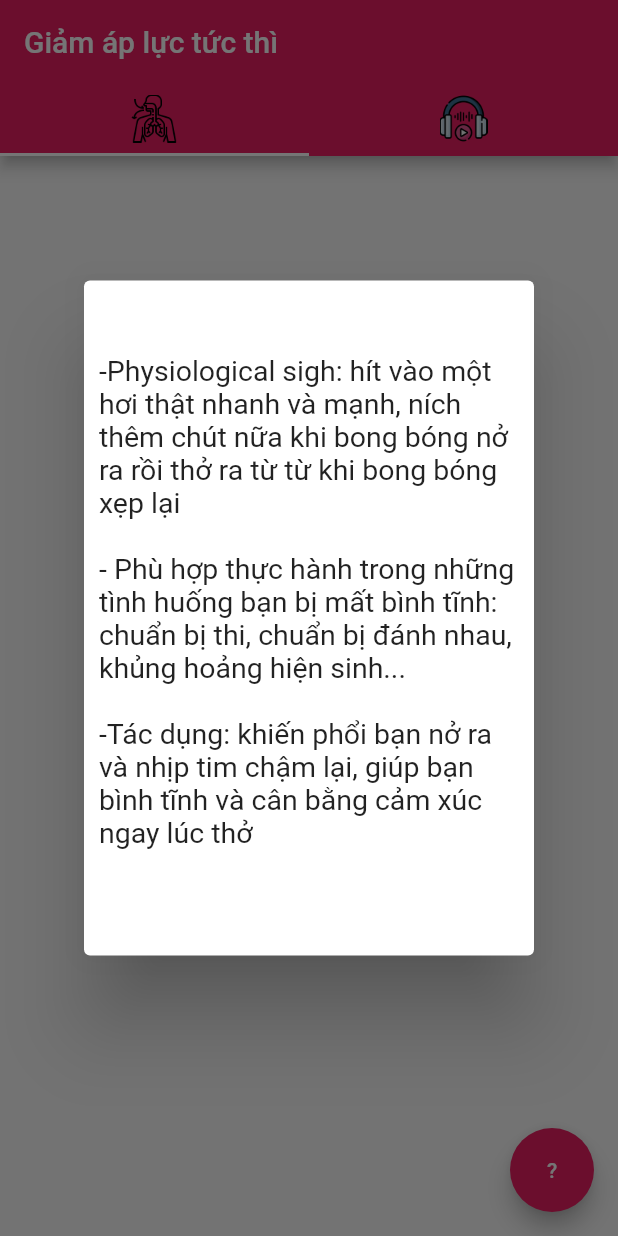
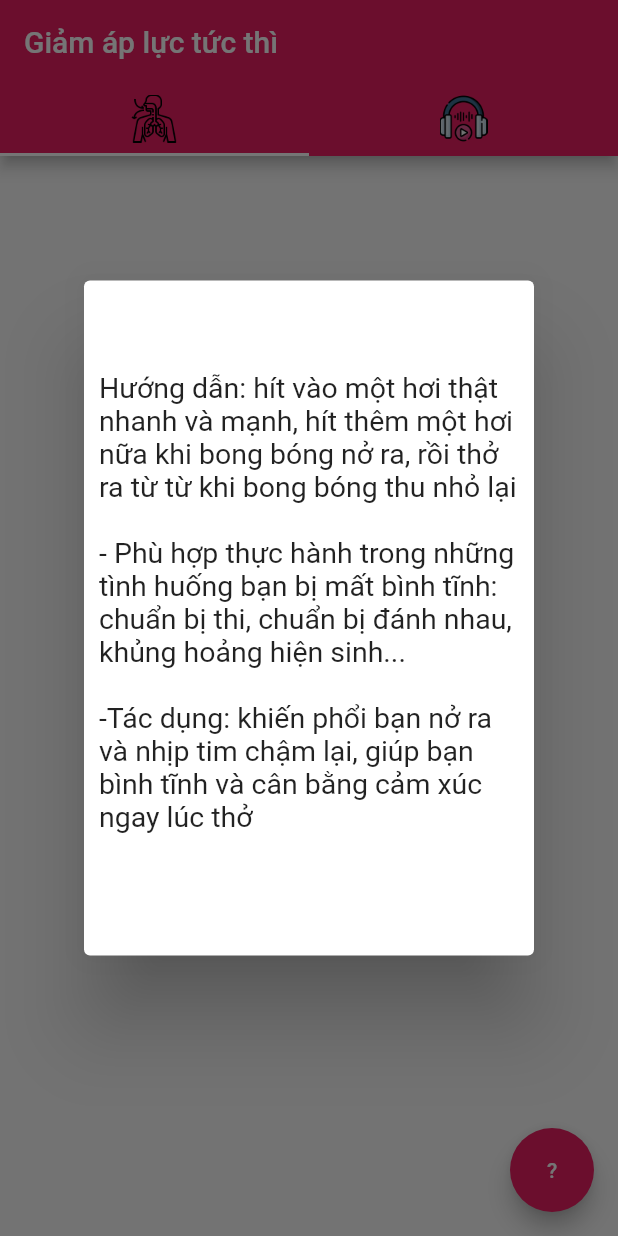
Before and after one commit to thivux/cp22_stress, a Flutter app: the screen it shows after launch, after a tap on an icon or button, on a phone screen of 412 x 824 dp. Run offline on Flutter 3.47's test engine with Material 2 defaults, Android fonts, the phone set to English and light mode, and no system bars; our stand-ins replace audioplayers.

Commit message:
final ? content

```diff
--- a/lib/audio_player.dart
+++ b/lib/audio_player.dart
@@ -20,7 +20,7 @@
     audioPlayer = await AudioCache().play(filename);
 
     // avoid bug - the duration returned = 0
-    await Future.delayed(const Duration(milliseconds: 20));
+    await Future.delayed(const Duration(milliseconds: 50));
 
     audioDurationMS = await audioPlayer.getDuration();
 
--- a/lib/phy_sigh.dart
+++ b/lib/phy_sigh.dart
@@ -73,7 +73,7 @@
                 child: Container(
                   padding: EdgeInsets.all(10.0),
                   child: Text(
-                    '\n-Physiological sigh: hít vào một hơi thật nhanh và mạnh, ních thêm chút nữa khi bong bóng nở ra rồi thở ra từ từ khi bong bóng xẹp lại\n'
+                    '\nHướng dẫn: hít vào một hơi thật nhanh và mạnh, hít thêm một hơi nữa khi bong bóng nở ra, rồi thở ra từ từ khi bong bóng thu nhỏ lại\n'
                     '\n- Phù hợp thực hành trong những tình huống bạn bị mất bình tĩnh: chuẩn bị thi, chuẩn bị đánh nhau, khủng hoảng hiện sinh...\n'
                     ' \n-Tác dụng: khiến phổi bạn nở ra và nhịp tim chậm lại, giúp bạn bình tĩnh và cân bằng cảm xúc ngay lúc thở \n\n',
                   // ' -Nguồn khoa học: https://scopeblog.stanford.edu/2020/10/07/how-stress-affects-your-brain-and-how-to-reverse-it/',
```
